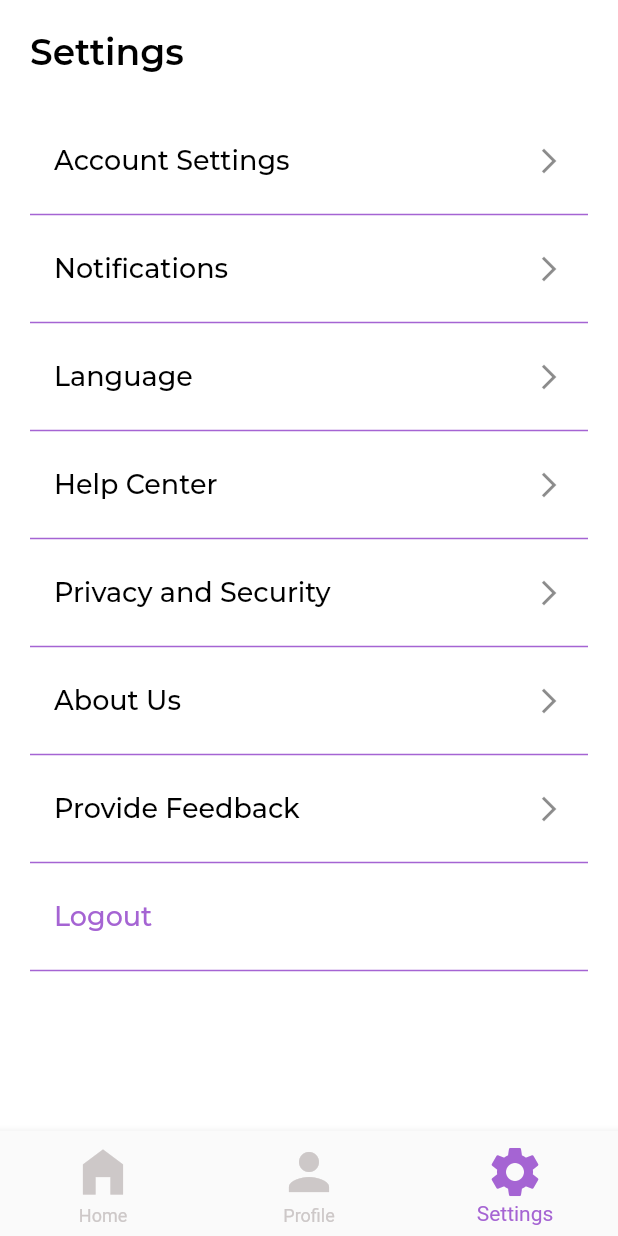
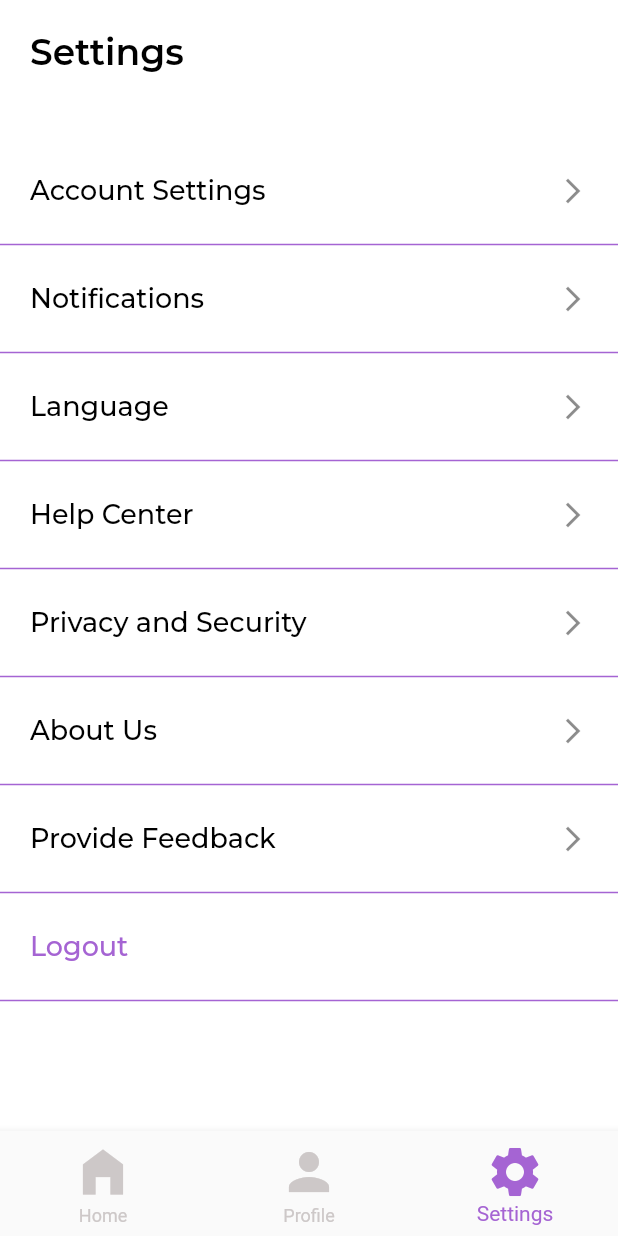
Before and after one commit to MaxTrent/immune_africa, a Flutter app: the screen it shows after launch, item 3 of the bottom bar chosen, on a phone screen of 412 x 824 dp. Run offline on Flutter 3.47's test engine with Material 2 defaults, Android fonts, the phone set to English and light mode, and no system bars; our stand-ins replace country_picker, csc_picker, dotted_border, firebase_core, flutter_svg, google_fonts and 2 more; accounts and stored records are empty.

Commit message:
new screens

```diff
--- /dev/null
+++ b/lib/Widgets/app_divider.dart
@@ -0,0 +1,14 @@
+import 'package:flutter/material.dart';
+
+import '../themes/themes.dart';
+
+class AppDivider extends StatelessWidget {
+  const AppDivider({
+    Key? key,
+  }) : super(key: key);
+
+  @override
+  Widget build(BuildContext context) {
+    return const Divider(color: primaryAppColor, thickness: 1,);
+  }
+}
--- a/lib/Widgets/widgets.dart
+++ b/lib/Widgets/widgets.dart
@@ -1,3 +1,4 @@
 export 'app_button.dart';
 export 'app_logo.dart';
 export 'progress_indicator.dart';
+export 'app_divider.dart';
--- a/lib/screens/notifications.dart
+++ b/lib/screens/notifications.dart
@@ -1,5 +1,8 @@
 import 'package:flutter/material.dart';
+import 'package:flutter_svg/svg.dart';
 import 'package:immune_africa/themes/app_themes.dart';
+
+import '../Widgets/widgets.dart';
 
 class NotificationScreen extends StatelessWidget {
   const NotificationScreen({super.key});
@@ -31,6 +34,7 @@ class NotificationScreen extends StatelessWidget {
                     color: Colors.white,
                     borderRadius: BorderRadius.only(topLeft: Radius.circular(30),topRight:Radius.circular(30)),
                   ),
+                  child: SingleChildScrollView(
                     child: Column(
                       mainAxisAlignment: MainAxisAlignment.start,
                       crossAxisAlignment: CrossAxisAlignment.start,
@@ -41,8 +45,26 @@ class NotificationScreen extends StatelessWidget {
                             style: Theme.of(context).textTheme.headline1!.copyWith(color: Colors.black, fontSize: 18, fontWeight: FontWeight.w600)
                           ),
                         ),
-                      Divider(color: primaryAppColor, thickness: 1,)
+                        NotificationTile(),
+                        SizedBox(height: 20,),
+                        NotificationTile(),
+                        Padding(
+                          padding: const EdgeInsets.only(top: 20.0, left: 40, bottom: 20),
+                          child: Text('This Week',
+                              style: Theme.of(context).textTheme.headline1!.copyWith(color: Colors.black, fontSize: 18, fontWeight: FontWeight.w600)
+                          ),
+                        ),
+                        SizedBox(height: 20,),
+                        NotificationTile(),
+                        SizedBox(height: 20,),
+                        NotificationTile(),
+                        SizedBox(height: 20,),
+                        NotificationTile(),
+                        SizedBox(height: 20,),
+                        NotificationTile(),
+
                       ],
+                    ),
                   ),
                 ),
               ),
@@ -54,3 +76,30 @@ class NotificationScreen extends StatelessWidget {
     );
   }
 }
+
+class NotificationTile extends StatelessWidget {
+  const NotificationTile({
+    Key? key,
+  }) : super(key: key);
+
+  @override
+  Widget build(BuildContext context) {
+    return Column(
+      children: [
+        AppDivider(),
+        Padding(
+          padding: const EdgeInsets.symmetric(vertical: 20,horizontal: 10.0),
+          child: Row(
+            mainAxisAlignment: MainAxisAlignment.spaceBetween,
+            children: [
+              SvgPicture.asset('assets/notif.svg'),
+              Text('It’s 2 more days to Chloe’s\nHep B Vaccine!', style: Theme.of(context).textTheme.headline1!.copyWith(color: Colors.black,fontSize: 18),),
+              Text('Tuesday', style: Theme.of(context).textTheme.headline1!.copyWith(color: Colors.black,fontSize: 18),)
+            ],
+          ),
+        ),
+        AppDivider(),
+      ],
+    );
+  }
+}
--- a/lib/screens/settings.dart
+++ b/lib/screens/settings.dart
@@ -1,4 +1,5 @@
 import 'package:flutter/material.dart';
+import 'package:immune_africa/Widgets/widgets.dart';
 import 'package:immune_africa/screens/screens.dart';
 import 'package:immune_africa/themes/app_themes.dart';
 
@@ -10,23 +11,26 @@ class Settings extends StatelessWidget {
     return Scaffold(
       body: SafeArea(
         child: SingleChildScrollView(
-          child: Padding(
-            padding:
-                const EdgeInsets.symmetric(vertical: 20.0, horizontal: 20.0),
           child: Column(
             crossAxisAlignment: CrossAxisAlignment.start,
             children: [
-                Text(
+              Padding(
+                padding: const EdgeInsets.symmetric(vertical: 20.0, horizontal: 20),
+                child: Text(
                   'Settings',
                   style: Theme.of(context)
                       .textTheme
                       .headline2!
                       .copyWith(color: Colors.black),
                 ),
+              ),
               const SizedBox(
                 height: 30,
               ),
-                ListTile(
+              Padding(
+                padding: const EdgeInsets.symmetric(horizontal: 20),
+                child: ListTile(
+                  contentPadding: EdgeInsets.zero,
                   onTap: () {
                     Navigator.of(context).push(MaterialPageRoute(
                         builder: (context) => AccountSettings()));
@@ -43,11 +47,12 @@ class Settings extends StatelessWidget {
                     size: 20,
                   ),
                 ),
-                const Divider(
-                  thickness: 1,
-                  color: primaryAppColor,
               ),
-                ListTile(
+              AppDivider(),
+              Padding(
+                padding: const EdgeInsets.symmetric(horizontal: 20),
+                child: ListTile(
+                  contentPadding: EdgeInsets.zero,
                   onTap: (){Navigator.of(context).push(MaterialPageRoute(
                       builder: (context) => NotificationSettings()));},
                   title: Text(
@@ -62,11 +67,12 @@ class Settings extends StatelessWidget {
                     size: 20,
                   ),
                 ),
-                const Divider(
-                  thickness: 1,
-                  color: primaryAppColor,
               ),
-                ListTile(
+              AppDivider(),
+              Padding(
+                padding: const EdgeInsets.symmetric(horizontal: 20),
+                child: ListTile(
+                  contentPadding: EdgeInsets.zero,
                   title: Text(
                     'Language',
                     style: Theme.of(context)
@@ -79,11 +85,12 @@ class Settings extends StatelessWidget {
                     size: 20,
                   ),
                 ),
-                const Divider(
-                  thickness: 1,
-                  color: primaryAppColor,
               ),
-                ListTile(
+              AppDivider(),
+              Padding(
+                padding: const EdgeInsets.symmetric(horizontal: 20),
+                child: ListTile(
+                  contentPadding: EdgeInsets.zero,
                   title: Text(
                     'Help Center',
                     style: Theme.of(context)
@@ -96,11 +103,12 @@ class Settings extends StatelessWidget {
                     size: 20,
                   ),
                 ),
-                const Divider(
-                  thickness: 1,
-                  color: primaryAppColor,
               ),
-                ListTile(
+              AppDivider(),
+              Padding(
+                padding: const EdgeInsets.symmetric(horizontal: 20),
+                child: ListTile(
+                  contentPadding: EdgeInsets.zero,
                   title: Text(
                     'Privacy and Security',
                     style: Theme.of(context)
@@ -113,11 +121,12 @@ class Settings extends StatelessWidget {
                     size: 20,
                   ),
                 ),
-                const Divider(
-                  thickness: 1,
-                  color: primaryAppColor,
               ),
-                ListTile(
+              AppDivider(),
+              Padding(
+                padding: const EdgeInsets.symmetric(horizontal: 20),
+                child: ListTile(
+                  contentPadding: EdgeInsets.zero,
                   title: Text(
                     'About Us',
                     style: Theme.of(context)
@@ -130,11 +139,12 @@ class Settings extends StatelessWidget {
                     size: 20,
                   ),
                 ),
-                const Divider(
-                  thickness: 1,
-                  color: primaryAppColor,
               ),
-                ListTile(
+              AppDivider(),
+              Padding(
+                padding: const EdgeInsets.symmetric(horizontal: 20),
+                child: ListTile(
+                  contentPadding: EdgeInsets.zero,
                   title: Text(
                     'Provide Feedback',
                     style: Theme.of(context)
@@ -147,11 +157,12 @@ class Settings extends StatelessWidget {
                     size: 20,
                   ),
                 ),
-                const Divider(
-                  thickness: 1,
-                  color: primaryAppColor,
               ),
-                ListTile(
+              AppDivider(),
+              Padding(
+                padding: const EdgeInsets.symmetric(horizontal: 20),
+                child: ListTile(
+                  contentPadding: EdgeInsets.zero,
                   title: Text(
                     'Logout',
                     style: Theme.of(context)
@@ -160,12 +171,9 @@ class Settings extends StatelessWidget {
                         .copyWith(fontSize: 18, color: primaryAppColor),
                   ),
                 ),
-                const Divider(
-                  thickness: 1,
-                  color: primaryAppColor,
               ),
+              AppDivider(),
             ],
-            ),
           ),
         ),
       ),
```
Also changed, not shown: assets/notif.svg (added). Lines whose indentation alone changed are shown as unchanged.
